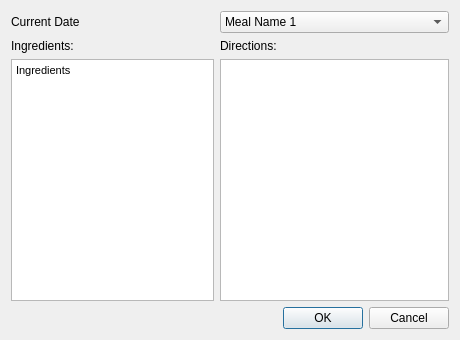
Before: the Qt Designer form mealplanner/viewmealdetails.ui in escobaros-dos/mealplanner, drawn with Qt 5.
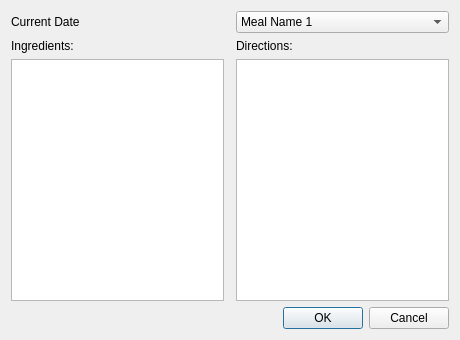
After: the same form once the commit is applied.

Diff of the .ui file:
```diff
--- a/mealplanner/viewmealdetails.ui
+++ b/mealplanner/viewmealdetails.ui
@@ -42,17 +42,6 @@
      </property>
     </widget>
    </item>
-   <item row="2" column="0" colspan="2">
-    <widget class="QTextBrowser" name="IngredientTextBrowser">
-     <property name="html">
-      <string>&lt;!DOCTYPE HTML PUBLIC &quot;-//W3C//DTD HTML 4.0//EN&quot; &quot;http://www.w3.org/TR/REC-html40/strict.dtd&quot;&gt;
-&lt;html&gt;&lt;head&gt;&lt;meta name=&quot;qrichtext&quot; content=&quot;1&quot; /&gt;&lt;style type=&quot;text/css&quot;&gt;
-p, li { white-space: pre-wrap; }
-&lt;/style&gt;&lt;/head&gt;&lt;body style=&quot; font-family:'MS Shell Dlg 2'; font-size:8pt; font-weight:400; font-style:normal;&quot;&gt;
-&lt;p style=&quot; margin-top:0px; margin-bottom:0px; margin-left:0px; margin-right:0px; -qt-block-indent:0; text-indent:0px;&quot;&gt;&lt;span style=&quot; font-size:8.25pt;&quot;&gt;Ingredients&lt;/span&gt;&lt;/p&gt;&lt;/body&gt;&lt;/html&gt;</string>
-     </property>
-    </widget>
-   </item>
    <item row="2" column="2">
     <widget class="QTextBrowser" name="DirectionsTextBrowser"/>
    </item>
@@ -73,6 +62,9 @@
      </property>
     </widget>
    </item>
+   <item row="2" column="0">
+    <widget class="QListWidget" name="listOfIngredients"/>
+   </item>
   </layout>
  </widget>
  <resources/>
```
